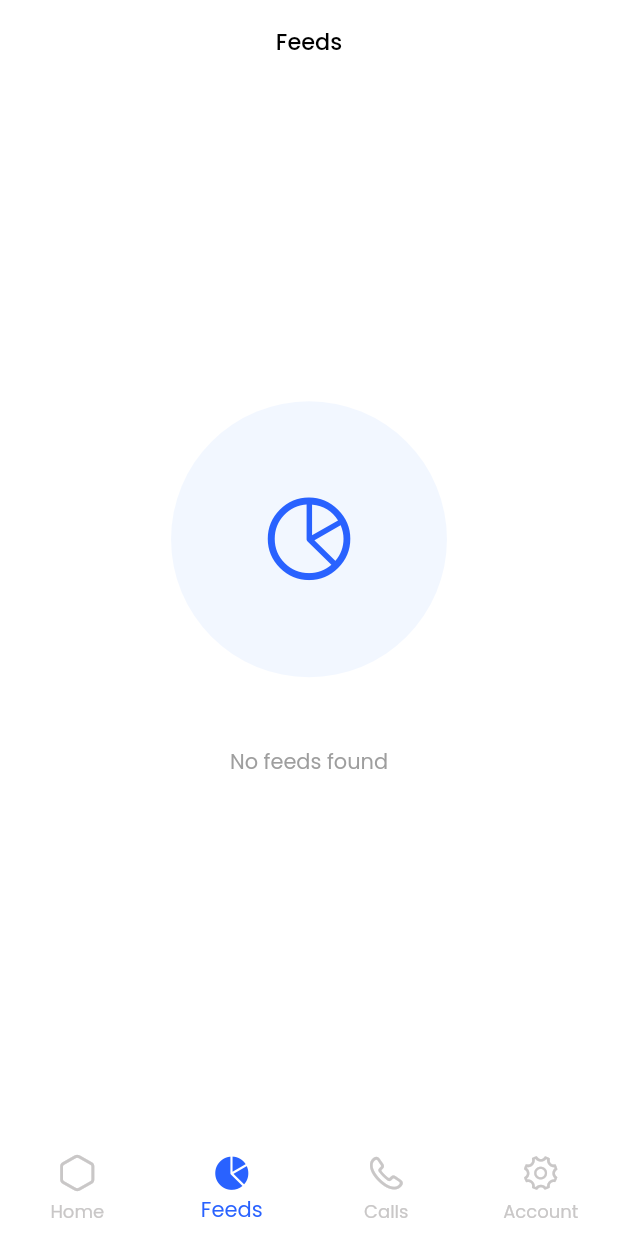
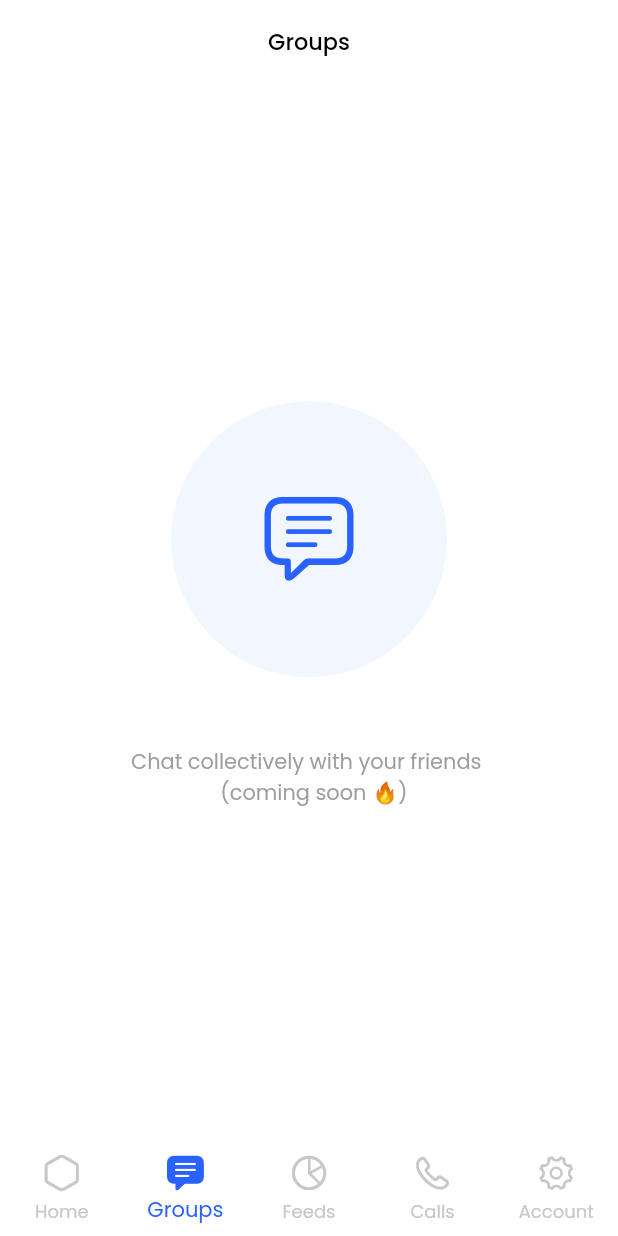
Before and after one commit to seniorman-dev/pichat, a Flutter app: the MainPage screen opened directly, item 2 of the bottom bar chosen, on a phone screen of 412 x 824 dp. Run offline on Flutter 3.47's test engine with Material 2 defaults, Android fonts, the phone set to English and light mode, and no system bars; our stand-ins replace animated_splash_screen, cached_network_image, cloud_firestore, country_code_picker, firebase_auth, firebase_core and 13 more; accounts and stored records are empty.

Commit message:
modified:   lib/main_page/screen/main_page.dart 	modified:   lib/main_page/widget/bottom_nav_bar.dart 	modified:   lib/user/chat/controller/chat_service_controller.dart 	modified:   lib/user/chat/screen/home_screen.dart 	modified:   lib/user/chat/widget/recent_chats_list.dart 	modified:   lib/user/chat/widget/request_list.dart 	modified:   lib/user/feeds/screen/feeds_screen.dart 	modified:   lib/user/feeds/widget/comment_screen.dart 	new file:   lib/user/group_chat/screen/group_chat_screen.dart 	modified:   lib/user/settings/widget/action_screens/upload_post_page.dart 	modified:   lib/user/settings/widget/activities/posts.dart 	modified:   lib/user/settings/widget/activities/re-posts.dart 	modified:   lib/user/settings/widget/helper_widgets/insights.dart 	modified:   lib/user/settings/widget/helper_widgets/logout_dialogue_box.dart 	modified:   lib/user/settings/widget/helper_widgets/notifications_for_profile.dart

```diff
--- a/lib/main_page/screen/main_page.dart
+++ b/lib/main_page/screen/main_page.dart
@@ -4,6 +4,7 @@ import 'package:pichat/theme/app_theme.dart';
 import 'package:pichat/user/calls/screen/calls.dart';
 import 'package:pichat/user/chat/screen/home_screen.dart';
 import 'package:pichat/user/feeds/screen/feeds_screen.dart';
+import 'package:pichat/user/group_chat/screen/group_chat_screen.dart';
 import 'package:pichat/user/settings/screen/profile_screen.dart';
 
 
@@ -29,6 +30,7 @@ class _MainPageState extends State<MainPage> {
 
   final List<Widget> widgetOptions = <Widget>[
     const ChatScreen(),
+    const GroupChatMessages(),
     const FeedScreen(),
     const CallScreen(),
     const ProfileScreen()
--- a/lib/main_page/widget/bottom_nav_bar.dart
+++ b/lib/main_page/widget/bottom_nav_bar.dart
@@ -50,6 +50,11 @@ List<BottomNavigationBarItem> _navBarsItems() {
       label: 'Home',
     ),
     const BottomNavigationBarItem(
+      activeIcon: Icon(CupertinoIcons.text_bubble_fill),
+      icon: Icon(CupertinoIcons.text_bubble),
+      label: 'Groups',
+    ),
+    const BottomNavigationBarItem(
       activeIcon: Icon(CupertinoIcons.chart_pie_fill),
       icon: Icon(CupertinoIcons.chart_pie),
       label: 'Feeds',
--- a/lib/user/chat/controller/chat_service_controller.dart
+++ b/lib/user/chat/controller/chat_service_controller.dart
@@ -295,7 +295,9 @@ class ChatServiceController extends ChangeNotifier {
     doc(friendId).delete();
   }
 
-  //send direct messages
+
+
+  ////////////////send direct messages
   Future<void> sendDirectMessages({
     required String receiverId,
     required String receiverName,
--- a/lib/user/chat/screen/home_screen.dart
+++ b/lib/user/chat/screen/home_screen.dart
@@ -296,7 +296,7 @@ class _ChatScreenState extends State<ChatScreen> with WidgetsBindingObserver{
                                       'Hello $firstName,',
                                       style: GoogleFonts.poppins(
                                         textStyle: TextStyle(
-                                          color: AppTheme().darkGreyColor,
+                                          color: AppTheme().greyColor,
                                           fontSize: 13.sp, //12.sp
                                           fontWeight: FontWeight.w500
                                         )
--- a/lib/user/chat/widget/recent_chats_list.dart
+++ b/lib/user/chat/widget/recent_chats_list.dart
@@ -269,7 +269,7 @@ class _RecentChatsState extends State<RecentChats> with WidgetsBindingObserver {
                                           Text(
                                             formatTime(timestamp: data2['timestamp']),
                                             style: GoogleFonts.poppins(
-                                              color: AppTheme().darkGreyColor,
+                                              color: AppTheme().greyColor,
                                               fontSize: 12.sp,
                                               fontWeight: FontWeight.w500
                                             ),
@@ -287,7 +287,7 @@ class _RecentChatsState extends State<RecentChats> with WidgetsBindingObserver {
                                           Text(
                                             data2['lastMessage'],
                                             style: GoogleFonts.poppins(
-                                              color: AppTheme().darkGreyColor,
+                                              color: AppTheme().greyColor,
                                               fontSize: 12.sp,
                                               fontWeight: FontWeight.w500,
                                               textStyle: const TextStyle(
--- a/lib/user/feeds/screen/feeds_screen.dart
+++ b/lib/user/feeds/screen/feeds_screen.dart
@@ -253,6 +253,7 @@ class _FeedScreenState extends State<FeedScreen> {
                                             CircleAvatar(
                                               backgroundColor: AppTheme().lightGreyColor,
                                               radius: 20.r,
+                                              child: Center(
                                                 child: IconButton(
                                                   icon: const Icon(
                                                     Icons.more_horiz_rounded,
@@ -262,6 +263,7 @@ class _FeedScreenState extends State<FeedScreen> {
                                                   onPressed: () {
                                                     //open dialogue for more options
                                                   },
+                                                ),
                                               )
                                             )
                                           ],
@@ -270,7 +272,7 @@ class _FeedScreenState extends State<FeedScreen> {
                                         Text(
                                           formatTime(timestamp: data['timestamp']),
                                           style: GoogleFonts.poppins(
-                                            color: AppTheme().darkGreyColor,
+                                            color: AppTheme().greyColor,
                                             fontSize: 12.sp,
                                             fontWeight: FontWeight.w500,
                                             textStyle: const TextStyle(
--- /dev/null
+++ b/lib/user/group_chat/screen/group_chat_screen.dart
@@ -0,0 +1,82 @@
+import 'package:cloud_firestore/cloud_firestore.dart';
+import 'package:firebase_auth/firebase_auth.dart';
+import 'package:flutter/cupertino.dart';
+import 'package:flutter/material.dart';
+import 'package:flutter_screenutil/flutter_screenutil.dart';
+import 'package:geocoding/geocoding.dart';
+import 'package:geolocator/geolocator.dart';
+import 'package:get/get.dart';
+import 'package:google_fonts/google_fonts.dart';
+import 'package:pichat/theme/app_theme.dart';
+
+
+
+
+
+
+
+
+class GroupChatMessages extends StatefulWidget {
+  const GroupChatMessages({super.key});
+
+  @override
+  State<GroupChatMessages> createState() => _GroupChatMessagesState();
+}
+
+class _GroupChatMessagesState extends State<GroupChatMessages> {
+  @override
+  Widget build(BuildContext context) {
+    return Scaffold(
+      backgroundColor: AppTheme().whiteColor,
+      appBar: AppBar(
+        backgroundColor: AppTheme().whiteColor,
+        centerTitle: true,
+        elevation: 0,
+        title: const Text(
+          'Groups'
+        ),
+        titleSpacing: 2,
+        titleTextStyle: GoogleFonts.poppins(
+          textStyle: TextStyle(
+            color: AppTheme().blackColor,
+            fontSize: 15.sp,
+            fontWeight: FontWeight.w500
+          )
+        ),
+      ),
+      body: Padding(
+        padding: EdgeInsets.symmetric(
+          horizontal: 25.w,
+          vertical: 20.h,
+        ),
+        child: Center(
+          child: Column(
+            crossAxisAlignment: CrossAxisAlignment.center,
+            //mainAxisAlignment: MainAxisAlignment.center,
+            children: [
+              SizedBox(height: 210.h,), //210.h
+              CircleAvatar(
+                radius: 100.r,
+                backgroundColor: AppTheme().lightestOpacityBlue,
+                child: Icon(
+                  CupertinoIcons.text_bubble,
+                  color: AppTheme().mainColor,
+                  size: 70.r,
+                ),
+              ),
+              SizedBox(height: 50.h),
+              Text(
+                "Chat collectively with your friends \n                (coming soon 🔥)",
+                style: GoogleFonts.poppins(
+                  color: AppTheme().greyColor,
+                  fontSize: 14.sp,
+                  //fontWeight: FontWeight.w500
+                ),
+              )
+            ],
+          ),
+        ),
+      ),
+    );
+  }
+}
--- a/lib/user/settings/widget/action_screens/upload_post_page.dart
+++ b/lib/user/settings/widget/action_screens/upload_post_page.dart
@@ -173,7 +173,7 @@ class _UploadPostPageState extends State<UploadPostPage> {
                             borderSide: BorderSide.none
                           ),
                           hintText: 'What do you have to say?',
-                          hintStyle: GoogleFonts.poppins(color: AppTheme().darkGreyColor, fontSize: 13.sp, fontStyle: FontStyle.italic),
+                          hintStyle: GoogleFonts.poppins(color: AppTheme().greyColor, fontSize: 13.sp, fontStyle: FontStyle.italic),
                           filled: true,
                           fillColor: AppTheme().lightGreyColor,
                           //prefixIcon: Icon(CupertinoIcons.search, color: AppTheme().blackColor,)
--- a/lib/user/settings/widget/activities/posts.dart
+++ b/lib/user/settings/widget/activities/posts.dart
@@ -239,7 +239,7 @@ class _MyPostsState extends State<MyPosts> {
                                     Text(
                                       formatTime(timestamp: data['timestamp']),
                                       style: GoogleFonts.poppins(
-                                        color: AppTheme().darkGreyColor,
+                                        color: AppTheme().greyColor,
                                         fontSize: 12.sp,
                                         fontWeight: FontWeight.w500,
                                         textStyle: const TextStyle(
--- a/lib/user/settings/widget/activities/re-posts.dart
+++ b/lib/user/settings/widget/activities/re-posts.dart
@@ -238,7 +238,7 @@ class _RePostsState extends State<RePosts> {
                                     Text(
                                       formatTime(timestamp: data['timestamp']),
                                       style: GoogleFonts.poppins(
-                                        color: AppTheme().darkGreyColor,
+                                        color: AppTheme().greyColor,
                                         fontSize: 12.sp,
                                         fontWeight: FontWeight.w500,
                                         textStyle: const TextStyle(
--- a/lib/user/settings/widget/helper_widgets/insights.dart
+++ b/lib/user/settings/widget/helper_widgets/insights.dart
@@ -104,7 +104,7 @@ import 'package:pichat/theme/app_theme.dart';
                     ),
                     child: Text(
                       "OK",
-                      style: TextStyle(
+                      style: GoogleFonts.poppins(
                         color: AppTheme().whiteColor,
                         fontSize: 16.sp,
                       ),
```
Also changed, not shown: lib/user/chat/widget/request_list.dart (+7 -7 lines), lib/user/feeds/widget/comment_screen.dart (+4 -3 lines), lib/user/settings/widget/helper_widgets/logout_dialogue_box.dart (+4 -3 lines), lib/user/settings/widget/helper_widgets/notifications_for_profile.dart (+24 -2 lines). Lines whose indentation alone changed are shown as unchanged.
